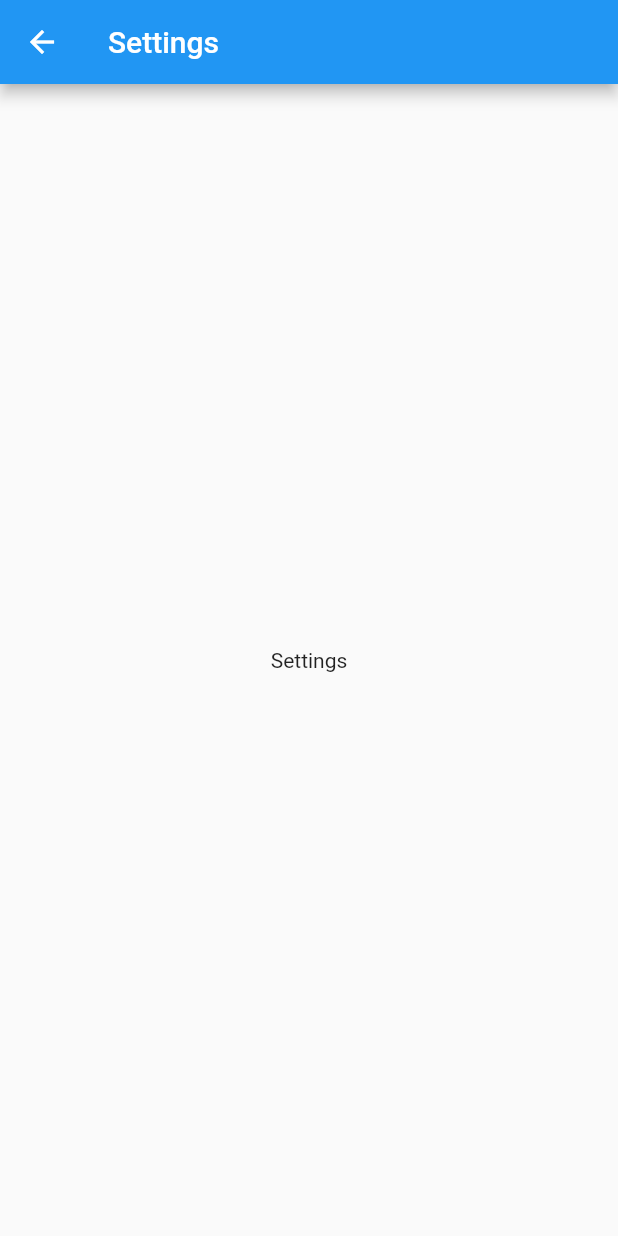
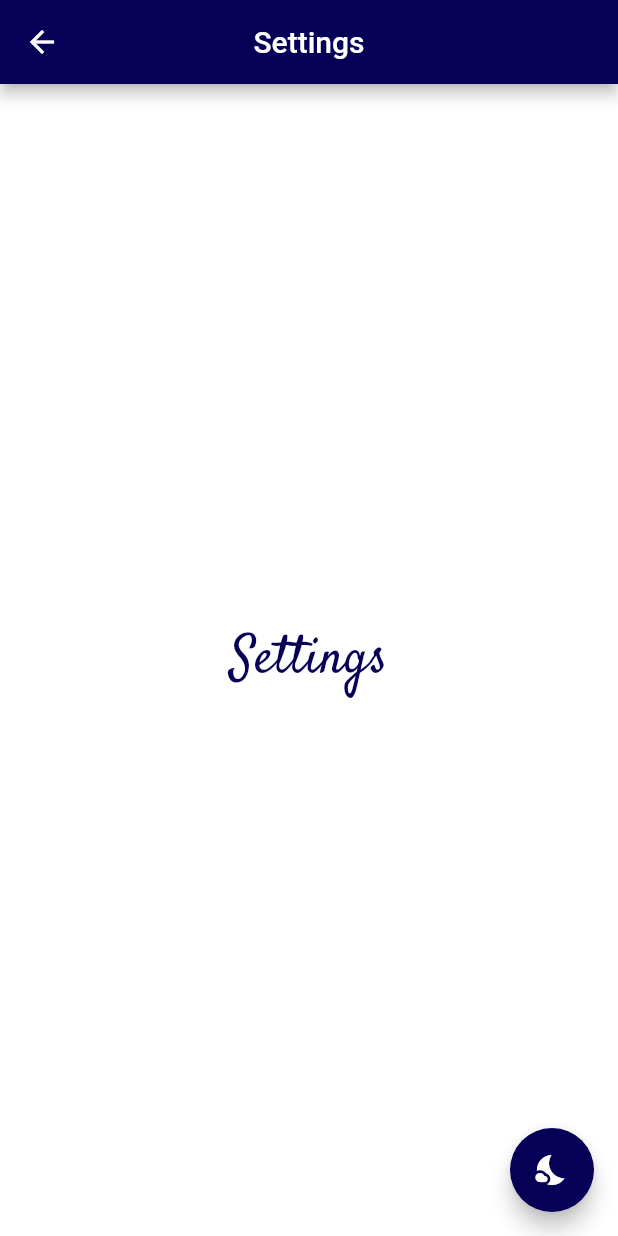
Before and after one commit to matheusresende7/modular, a Flutter app: the screen it shows after launch, after a tap on the "arrow forward ios" icon, on a phone screen of 412 x 824 dp. Run offline on Flutter 3.47's test engine with Material 2 defaults, Android fonts, the phone set to English and light mode, and no system bars; our stand-ins replace get.

Commit message:
feat: add themes

```diff
--- a/lib/src/app/app_routes.dart
+++ b/lib/src/app/app_routes.dart
@@ -30,6 +30,8 @@ class AppRoutes {
 
 }
 
+
+
 GetPage getPageRightToLeft ({
   String name,
   Widget Function() page,
--- /dev/null
+++ b/lib/src/app/app_themes.dart
@@ -0,0 +1,29 @@
+import 'package:flutter/material.dart';
+
+class AppTheme {
+
+  static ThemeData get defaultTheme => ThemeData(
+    primaryColor: Color(0xff060056),
+    hoverColor: Colors.grey[600],
+    primaryColorDark: Color(0xff0000cc),
+    primaryColorLight: Color(0xff00BFFF),
+    accentColor: Colors.white,
+    backgroundColor: Colors.white,
+    disabledColor: Colors.grey[400],
+    indicatorColor: Colors.green,
+    errorColor: Colors.red,
+  );
+
+  static ThemeData get darkTheme => ThemeData(
+    primaryColor: Colors.grey[600],
+    hoverColor: Color(0xff060056),
+    primaryColorDark: Colors.grey[800],
+    primaryColorLight: Colors.grey[600],
+    accentColor: Colors.white,
+    backgroundColor: Colors.grey[900],
+    disabledColor: Colors.grey[400],
+    indicatorColor: Colors.green,
+    errorColor: Colors.red,
+  );
+
+}
--- a/lib/src/app/app_widget.dart
+++ b/lib/src/app/app_widget.dart
@@ -1,6 +1,7 @@
 import 'package:flutter/material.dart';
 import 'package:get/get.dart';
 import 'app_routes.dart';
+import 'app_themes.dart';
 
 class AppWidget extends StatelessWidget {
   @override
@@ -8,9 +9,8 @@ class AppWidget extends StatelessWidget {
     return GetMaterialApp(
       title: 'Modular',
       debugShowCheckedModeBanner: false,
-      /*theme: AppTheme.lightThemeData,
-      darkTheme: AppTheme.darkThemeData,
-      initialBinding: AppBinding(),*/
+      theme: AppTheme.defaultTheme,
+      //initialBinding: AppBinding(),
       initialRoute: AppRoutes.initialRoute,
       getPages: AppRoutes.routes,
     );
--- a/lib/src/modules/home/views/home.dart
+++ b/lib/src/modules/home/views/home.dart
@@ -7,7 +7,13 @@ class Home extends StatelessWidget {
 
     return Scaffold(
 
-      appBar: AppBar(title: Text('Home'),),
+      backgroundColor: Theme.of(context).backgroundColor,
+
+      appBar: AppBar(
+        title: Text('Home'),
+        backgroundColor: Theme.of(context).primaryColor,
+        centerTitle: true,
+      ),
 
       body: Center(
         child: Column(
@@ -19,7 +25,8 @@ class Home extends StatelessWidget {
               style: TextStyle(
                 fontSize: 35,
                 fontFamily: 'Satisfy',
-              )
+                color: Theme.of(context).primaryColor,
+              ),
             ),
 
             SizedBox(height: 20,),
@@ -35,7 +42,11 @@ class Home extends StatelessWidget {
       ),
 
       floatingActionButton: FloatingActionButton(
-        child: Icon(Icons.arrow_forward_ios),
+        child: Icon(
+            Icons.arrow_forward_ios,
+          color: Theme.of(context).accentColor,
+        ),
+        backgroundColor: Theme.of(context).primaryColor,
         onPressed: () {Get.toNamed('/Settings');},
       ),
 
--- /dev/null
+++ b/lib/src/modules/settings/controllers/settings_controller.dart
@@ -0,0 +1,28 @@
+import 'package:get/get.dart';
+import 'package:get/state_manager.dart';
+import 'package:modular/src/app/app_themes.dart';
+
+class SettingsController extends GetxController {
+
+
+
+  //**************************SWITCH DARK MODE**********************************
+  bool darkModeAtivado = false;
+
+  void changeDefaultTheme () {
+    Get.changeTheme(AppTheme.defaultTheme);
+    darkModeAtivado = false;
+  }
+
+  void changeDarkTheme () {
+    Get.changeTheme(AppTheme.darkTheme);
+    darkModeAtivado = true;
+  }
+
+  void ativarDarkMode () {
+    darkModeAtivado ? changeDefaultTheme() : changeDarkTheme();
+  }
+
+
+
+}
--- a/lib/src/modules/settings/views/settings.dart
+++ b/lib/src/modules/settings/views/settings.dart
@@ -1,14 +1,42 @@
 import 'package:flutter/material.dart';
+import 'package:modular/src/modules/settings/controllers/settings_controller.dart';
 
 class Settings extends StatelessWidget {
+
+  final controller = SettingsController();
+
   @override
   Widget build(BuildContext context) {
 
     return Scaffold(
 
-      appBar: AppBar(title: Text('Settings'),),
+      backgroundColor: Theme.of(context).backgroundColor,
 
-      body: Center(child: Text('Settings'),),
+      appBar: AppBar(
+        title: Text('Settings'),
+        backgroundColor: Theme.of(context).primaryColor,
+        centerTitle: true,
+      ),
+
+      body: Center(
+        child: Text(
+            'Settings',
+          style: TextStyle(
+            fontSize: 35,
+            fontFamily: 'Satisfy',
+            color: Theme.of(context).primaryColor,
+          ),
+        ),
+      ),
+
+      floatingActionButton: FloatingActionButton(
+        child: Icon(
+          Icons.nights_stay,
+          color: Theme.of(context).accentColor,
+        ),
+        backgroundColor: Theme.of(context).primaryColor,
+        onPressed: () {controller.ativarDarkMode();},
+      ),
 
     );
 
```
